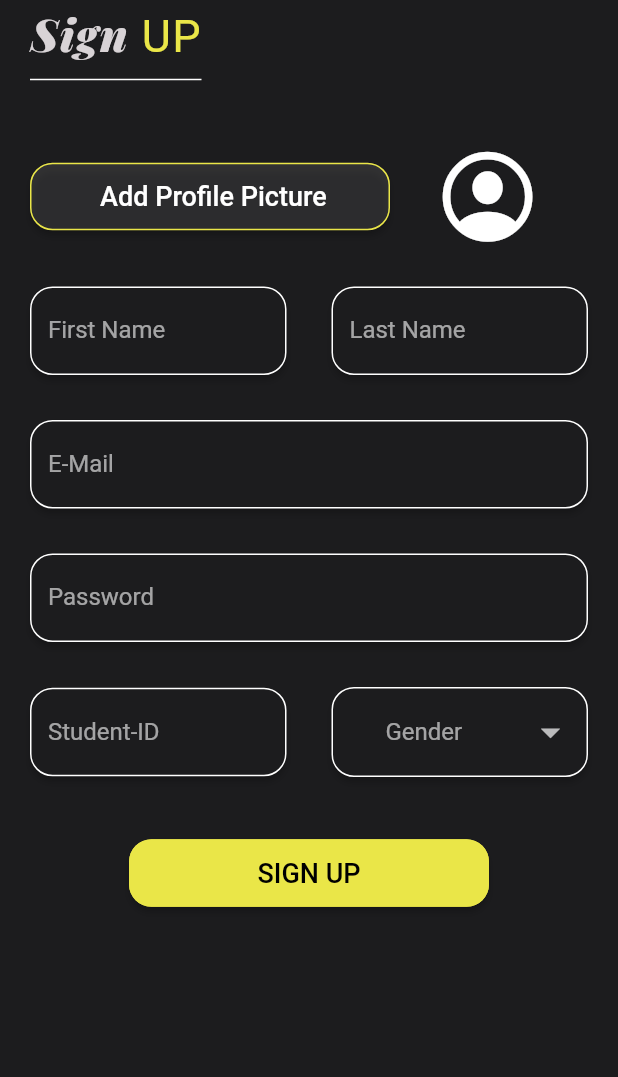
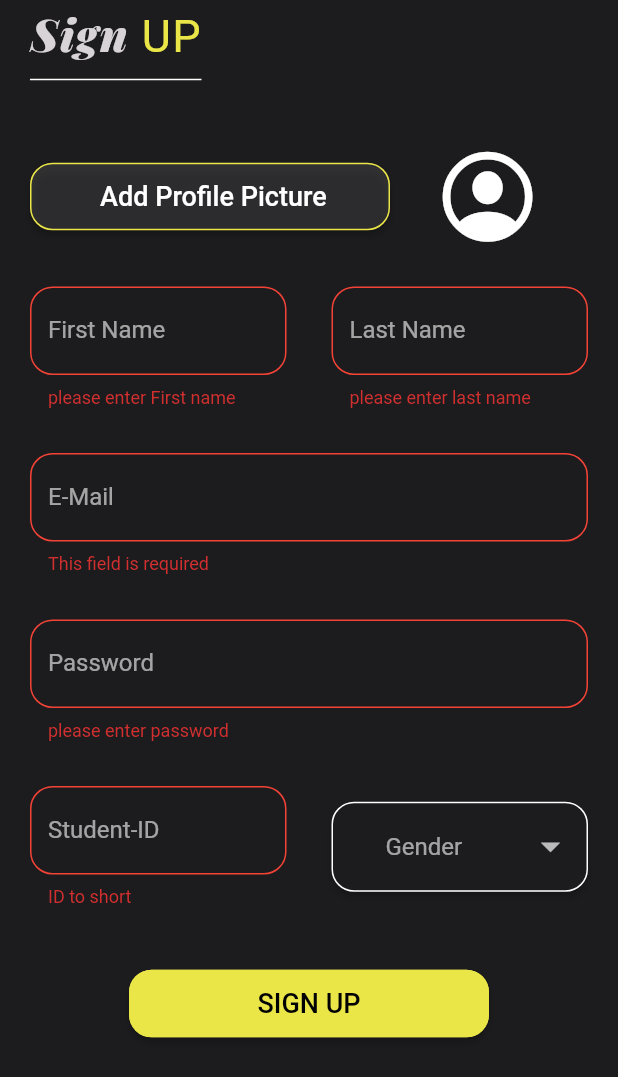
Before and after one commit to Hunter9058/college360, a Flutter app: the RegistrationScreen screen opened by its route, after a tap on "SIGN UP", on a phone screen of 412 x 824 dp. Shown: the top 1077 px of the screen. Run offline on Flutter 3.47's test engine with Material 2 defaults, Android fonts, the phone set to English and light mode, and no system bars; our stand-ins replace animated_text_kit, dropdown_button2, firebase_auth, firebase_core; accounts and stored records are empty.

Commit message:
validators added

```diff
--- a/lib/components/C_login_registration.dart
+++ b/lib/components/C_login_registration.dart
@@ -45,24 +45,38 @@ class SignButton extends StatelessWidget {
 }
 
 class RegisterField extends StatelessWidget {
-  const RegisterField({required this.label, this.validator});
+  RegisterField(
+      {required this.label,
+      required this.onChanged,
+      required this.validator,
+      this.autoValidateMode = AutovalidateMode.disabled});
   final String label;
-  final FormFieldValidator validator;
+  final dynamic onChanged;
+  final dynamic validator;
+  AutovalidateMode autoValidateMode;
 
   @override
   Widget build(BuildContext context) {
     return Material(
       color: KBackGroundColor,
-      elevation: 2,
+      elevation: 0,
       borderRadius: KBorderRadius,
       child: TextFormField(
-        onChanged: (val) {},
+        autovalidateMode: autoValidateMode,
+        validator: (validator),
+        onChanged: onChanged,
         cursorColor: Colors.white,
         decoration: InputDecoration(
             labelText: '$label',
             floatingLabelStyle: TextStyle(
               color: Colors.white,
             ),
+            errorBorder: OutlineInputBorder(
+                borderRadius: KBorderRadius,
+                borderSide: BorderSide(color: Colors.red)),
+            focusedErrorBorder: OutlineInputBorder(
+                borderSide: BorderSide(color: KActionColor),
+                borderRadius: KBorderRadius),
             enabledBorder: OutlineInputBorder(
                 borderSide: BorderSide(color: Colors.white),
                 borderRadius: KBorderRadius),
@@ -75,3 +89,35 @@ class RegisterField extends StatelessWidget {
     );
   }
 }
+
+//password verification
+String? isPasswordCompliant(String password, [int minLength = 6]) {
+  if (password.isEmpty) {
+    return 'please enter password';
+  }
+
+  bool hasUppercase = password.contains(new RegExp(r'[A-Z]'));
+  bool hasDigits = password.contains(new RegExp(r'[0-9]'));
+  bool hasLowercase = password.contains(new RegExp(r'[a-z]'));
+  bool hasSpecialCharacters =
+      password.contains(new RegExp(r'[!@#$%^&*(),.?":{}|<>]'));
+  bool hasMinLength = password.length > minLength;
+
+  if (hasDigits == false) {
+    return 'Password must contain a number';
+  }
+  if (hasUppercase == false) {
+    return 'Password must contain uppercase';
+  }
+  if (hasLowercase == false) {
+    return 'Password must contain lowercase';
+  }
+  if (hasSpecialCharacters == false) {
+    return 'Password must contain special characters';
+  }
+  if (hasMinLength == false) {
+    return 'Password must be longer than 8 characters';
+  } else {
+    return null;
+  }
+}
--- a/lib/screen/registration_screen.dart
+++ b/lib/screen/registration_screen.dart
@@ -13,12 +13,19 @@ class RegistrationScreen extends StatefulWidget {
 }
 
 class _RegistrationScreenState extends State<RegistrationScreen> {
-  final AuthService _auth = AuthService();
-  final _formKey = GlobalKey<FormState>();
+  String firstName = '';
+  String lastName = '';
+  String eMail = '';
+  String password = '';
+  String studentId = '';
   final List<String> genderItems = [
     'Male',
     'Female',
   ];
+  late String selectedGender;
+
+  final AuthService _auth = AuthService();
+  final _formKey = GlobalKey<FormState>();
 
   @override
   Widget build(BuildContext context) {
@@ -92,7 +99,14 @@ class _RegistrationScreenState extends State<RegistrationScreen> {
                         children: [
                           Expanded(
                             child: RegisterField(
+                              validator: (val) => val.isEmpty
+                                  ? 'please enter First name'
+                                  : null,
                               label: 'First Name',
+                              onChanged: (val) {
+                                firstName = val;
+                                print(firstName);
+                              },
                             ),
                           ),
                           SizedBox(
@@ -100,7 +114,13 @@ class _RegistrationScreenState extends State<RegistrationScreen> {
                           ),
                           Expanded(
                             child: RegisterField(
+                              validator: (val) =>
+                                  val.isEmpty ? 'please enter last name' : null,
                               label: 'Last Name',
+                              onChanged: (val) {
+                                lastName = val;
+                                print(lastName);
+                              },
                             ),
                           ),
                         ],
@@ -109,13 +129,35 @@ class _RegistrationScreenState extends State<RegistrationScreen> {
                         height: 30,
                       ),
                       RegisterField(
+                        validator: (val) {
+                          if (val == null || val.isEmpty) {
+                            return 'This field is required';
+                          }
+
+                          // using regular expression
+                          if (!RegExp(r'\S+@\S+\.\S+').hasMatch(val)) {
+                            return "Please enter a valid email address";
+                          }
+                        },
                         label: 'E-Mail',
+                        onChanged: (val) {
+                          eMail = val;
+                          print(eMail);
+                        },
                       ),
                       SizedBox(
                         height: 30,
                       ),
                       RegisterField(
+                        autoValidateMode: AutovalidateMode.onUserInteraction,
+                        validator: (val) {
+                          return isPasswordCompliant(val);
+                        },
                         label: 'Password',
+                        onChanged: (val) {
+                          password = val;
+                          print(password);
+                        },
                       ),
                       SizedBox(
                         height: 30,
@@ -124,7 +166,16 @@ class _RegistrationScreenState extends State<RegistrationScreen> {
                         children: [
                           Expanded(
                             child: RegisterField(
+                              validator: (val) {
+                                if (val.length != 8) {
+                                  return 'ID to short';
+                                }
+                              },
                               label: 'Student-ID',
+                              onChanged: (val) {
+                                studentId = val;
+                                print(studentId);
+                              },
                             ),
                           ),
                           SizedBox(
@@ -137,7 +188,13 @@ class _RegistrationScreenState extends State<RegistrationScreen> {
                               elevation: 2,
                               borderRadius: KBorderRadius,
                               child: DropdownButtonFormField2(
-                                onChanged: (value) {},
+                                onChanged: (value) {
+                                  selectedGender = value.toString();
+                                  print(selectedGender);
+                                },
+                                validator: (val) => val.toString().isEmpty
+                                    ? 'Please pick a gender'
+                                    : null,
                                 decoration: InputDecoration(
                                   enabledBorder: OutlineInputBorder(
                                       borderSide:
@@ -188,12 +245,6 @@ class _RegistrationScreenState extends State<RegistrationScreen> {
                                           ),
                                         ))
                                     .toList(),
-                                validator: (value) {
-                                  if (value == null) {
-                                    return 'Please select gender.';
-                                  }
-                                  return null;
-                                },
                               ),
                             ),
                           )
@@ -207,7 +258,9 @@ class _RegistrationScreenState extends State<RegistrationScreen> {
                         buttonColor: KActionColor,
                         textColor: Colors.black,
                         onPressed: () async {
-                          if (_formKey.currentState!.validate()) {}
+                          if (_formKey.currentState!.validate()) {
+                            print('form valid');
+                          }
                         },
                       ),
                     ],
```
